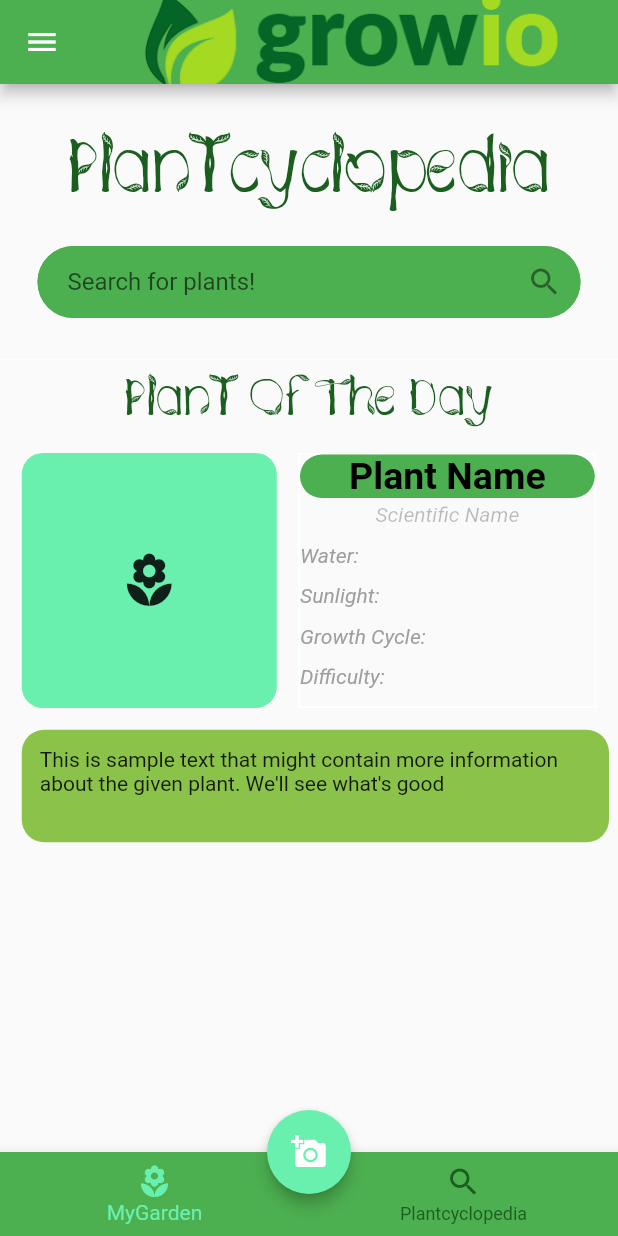
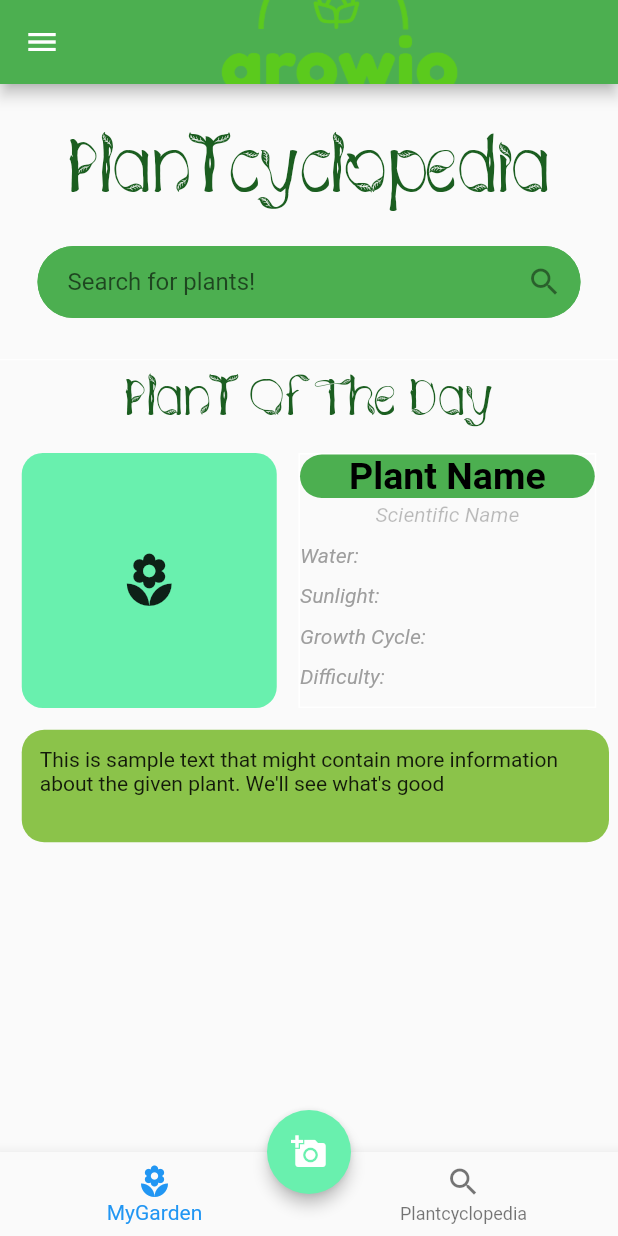
Before and after one commit to efollette/growio, a Flutter app: the screen it shows after launch, on a phone screen of 412 x 824 dp. Run offline on Flutter 3.47's test engine with Material 2 defaults, Android fonts, the phone set to English and light mode, and no system bars; our stand-ins replace firebase_auth, firebase_database, outline_material_icons; accounts and stored records are empty.

Commit message:
wow new logo

```diff
--- a/lib/ui/myGarden.dart
+++ b/lib/ui/myGarden.dart
@@ -81,9 +81,9 @@ class _MyGardenState extends State<MyGarden> {
       bottomNavigationBar: BottomNavigationBar(
         onTap: onTabTapped,
         currentIndex: routes.currentIndex,
-        backgroundColor: Colors.green,
-        selectedItemColor: Colors.greenAccent,
-        unselectedItemColor: Colors.green[900],
+        // backgroundColor: Colors.green,
+        // selectedItemColor: Colors.greenAccent,
+        // unselectedItemColor: Colors.green[900],
         items: [
           BottomNavigationBarItem(
             title: Text("MyGarden"),
--- a/lib/ui/plantcyclopedia.dart
+++ b/lib/ui/plantcyclopedia.dart
@@ -128,9 +128,9 @@ class _PlantcyclopediaState extends State<Plantcyclopedia> {
       bottomNavigationBar: BottomNavigationBar(
         onTap: onTabTapped,
         currentIndex: routes.currentIndex,
-        backgroundColor: Colors.green,
-        selectedItemColor: Colors.greenAccent,
-        unselectedItemColor: Colors.green[900],
+        // backgroundColor: Colors.green,
+        // selectedItemColor: Colors.greenAccent,
+        // unselectedItemColor: Colors.green[900],
         items: [
           BottomNavigationBarItem(
             title: Text("MyGarden"),
```
Also changed, not shown: Assets/plant.png, pubspec.lock.
